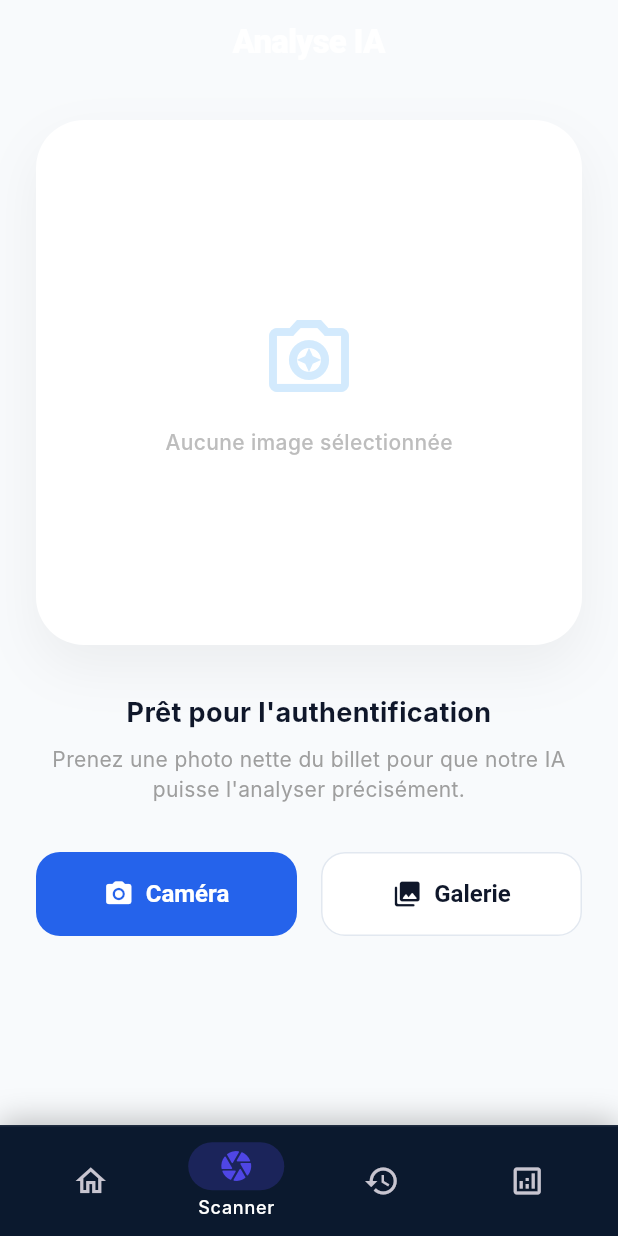
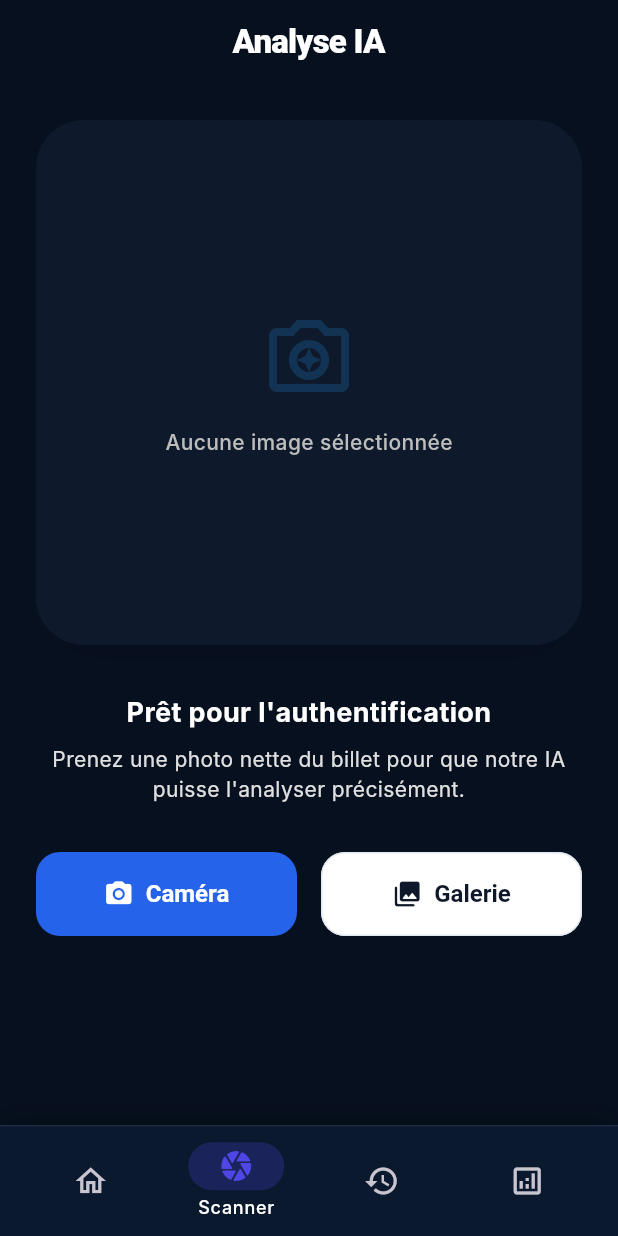
Before and after one commit to martino237-ai/projet-banknote-detector, a Flutter app: the screen it shows after launch, after a tap on an icon or button, on a phone screen of 412 x 824 dp. Run offline on Flutter 3.47's test engine with Material 3 defaults, Android fonts, the phone set to English and light mode, and no system bars; our stand-ins replace image_picker, shared_preferences; network calls fail; Roboto replaces fonts that are missing (Inter).

Commit message:
mise à jour

```diff
--- a/banknote_detector/lib/screens/detection_screen.dart
+++ b/banknote_detector/lib/screens/detection_screen.dart
@@ -62,16 +62,14 @@ class _DetectionScreenState extends State<DetectionScreen> {
   @override
   Widget build(BuildContext context) {
     return Scaffold(
-      backgroundColor: const Color(0xFFF8FAFC),
+      backgroundColor: const Color(0xFF07101F),
       appBar: AppBar(
         title: const Text('Analyse IA'),
       ),
-      body: SingleChildScrollView(
-        physics: const BouncingScrollPhysics(),
-        child: Padding(
+      body: SafeArea(
+        child: ListView(
+          physics: const AlwaysScrollableScrollPhysics(),
           padding: const EdgeInsets.all(24.0),
-          child: Column(
-            crossAxisAlignment: CrossAxisAlignment.stretch,
           children: [
             _buildImageCard(),
             const SizedBox(height: 32),
@@ -83,7 +81,6 @@ class _DetectionScreenState extends State<DetectionScreen> {
           ],
         ),
       ),
-      ),
     );
   }
 
@@ -91,7 +88,7 @@ class _DetectionScreenState extends State<DetectionScreen> {
     return Container(
       height: 350,
       decoration: BoxDecoration(
-        color: Colors.white,
+        color: const Color(0xFF0E1A2B),
         borderRadius: BorderRadius.circular(32),
         boxShadow: [
           BoxShadow(
@@ -145,13 +142,13 @@ class _DetectionScreenState extends State<DetectionScreen> {
         const Text(
           'Prêt pour l\'authentification',
           textAlign: TextAlign.center,
-          style: TextStyle(fontSize: 18, fontWeight: FontWeight.bold, color: Color(0xFF0F172A)),
+          style: TextStyle(fontSize: 18, fontWeight: FontWeight.bold, color: Colors.white),
         ),
         const SizedBox(height: 8),
         Text(
           'Prenez une photo nette du billet pour que notre IA puisse l\'analyser précisément.',
           textAlign: TextAlign.center,
-          style: TextStyle(color: Colors.grey.shade500, fontSize: 14),
+          style: TextStyle(color: Colors.grey.shade300, fontSize: 14),
         ),
       ],
     );
@@ -177,7 +174,7 @@ class _DetectionScreenState extends State<DetectionScreen> {
     return Container(
       padding: const EdgeInsets.all(24),
       decoration: BoxDecoration(
-        color: Colors.white,
+        color: const Color(0xFF0E1A2B),
         borderRadius: BorderRadius.circular(24),
         border: Border.all(color: themeColor.withOpacity(0.2), width: 2),
       ),
@@ -190,7 +187,7 @@ class _DetectionScreenState extends State<DetectionScreen> {
             style: TextStyle(color: themeColor, fontWeight: FontWeight.w900, fontSize: 20),
           ),
           const Divider(height: 32),
-          _buildResultRow('Valeur', '${result.currency} ${result.denomination}'),
+          _buildResultRow('Valeur', '${result.displayCurrency} ${result.denomination}'),
           _buildResultRow('Confiance', '${(result.confidence * 100).toStringAsFixed(1)}%'),
           const SizedBox(height: 16),
           ClipRRect(
--- a/banknote_detector/lib/screens/history_screen.dart
+++ b/banknote_detector/lib/screens/history_screen.dart
@@ -18,7 +18,7 @@ class _HistoryScreenState extends State<HistoryScreen> {
     final history = historyService.history;
 
     return Scaffold(
-      backgroundColor: const Color(0xFFF8FAFC),
+      backgroundColor: const Color(0xFF07101F),
       appBar: AppBar(
         title: const Text('Historique'),
         actions: [
@@ -51,7 +51,7 @@ class _HistoryScreenState extends State<HistoryScreen> {
           Container(
             padding: const EdgeInsets.all(32),
             decoration: BoxDecoration(
-              color: Colors.white,
+              color: const Color(0xFF0E1A2B),
               shape: BoxShape.circle,
               boxShadow: [
                 BoxShadow(color: Colors.black.withOpacity(0.03), blurRadius: 20),
@@ -62,13 +62,13 @@ class _HistoryScreenState extends State<HistoryScreen> {
           const SizedBox(height: 24),
           const Text(
             'Aucun historique',
-            style: TextStyle(fontSize: 18, fontWeight: FontWeight.bold, color: Color(0xFF0F172A)),
+            style: TextStyle(fontSize: 18, fontWeight: FontWeight.bold, color: Colors.white),
           ),
           const SizedBox(height: 8),
           Text(
             'Vos analyses apparaîtront ici\nune fois effectuées.',
             textAlign: TextAlign.center,
-            style: TextStyle(color: Colors.grey.shade500, fontSize: 14),
+            style: TextStyle(color: Colors.grey.shade300, fontSize: 14),
           ),
         ],
       ),
@@ -81,8 +81,9 @@ class _HistoryScreenState extends State<HistoryScreen> {
 
     return Container(
       decoration: BoxDecoration(
-        color: Colors.white,
+        color: const Color(0xFF0E1A2B),
         borderRadius: BorderRadius.circular(20),
+        border: Border.all(color: Colors.white.withOpacity(0.08)),
         boxShadow: [
           BoxShadow(
             color: Colors.black.withOpacity(0.02),
@@ -124,11 +125,11 @@ class _HistoryScreenState extends State<HistoryScreen> {
                           mainAxisAlignment: MainAxisAlignment.center,
                           children: [
                             Text(
-                              isAuthentic ? '${item.currency} ${item.denomination}' : 'Billet Suspect',
+                              isAuthentic ? '${item.displayCurrency} ${item.denomination}' : 'Billet Suspect',
                               style: const TextStyle(
                                 fontWeight: FontWeight.bold,
                                 fontSize: 16,
-                                color: Color(0xFF0F172A),
+                                color: Colors.white,
                               ),
                             ),
                             const SizedBox(height: 4),
@@ -152,7 +153,7 @@ class _HistoryScreenState extends State<HistoryScreen> {
                             style: const TextStyle(
                               fontSize: 13,
                               fontWeight: FontWeight.bold,
-                              color: Color(0xFF0F172A),
+                              color: Colors.white,
                             ),
                           ),
                           Text(
```
Also changed, not shown: banknote_detector/lib/models/detection_result.dart (+10 -0 lines), 1 other file. Lines whose indentation alone changed are shown as unchanged.
